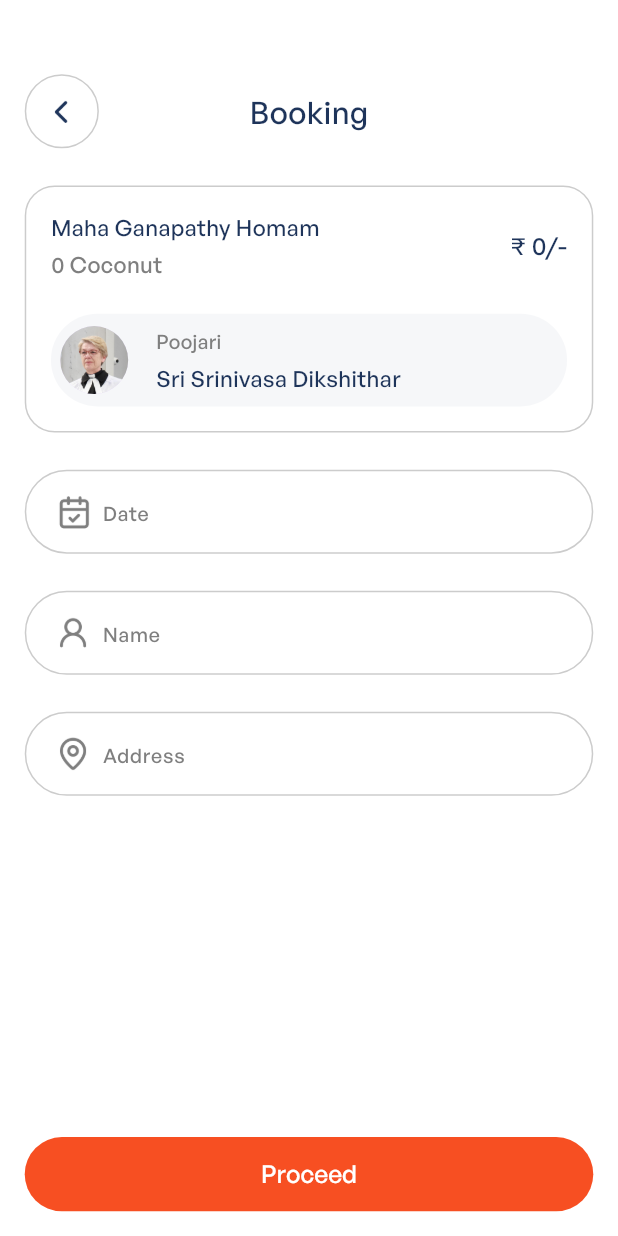
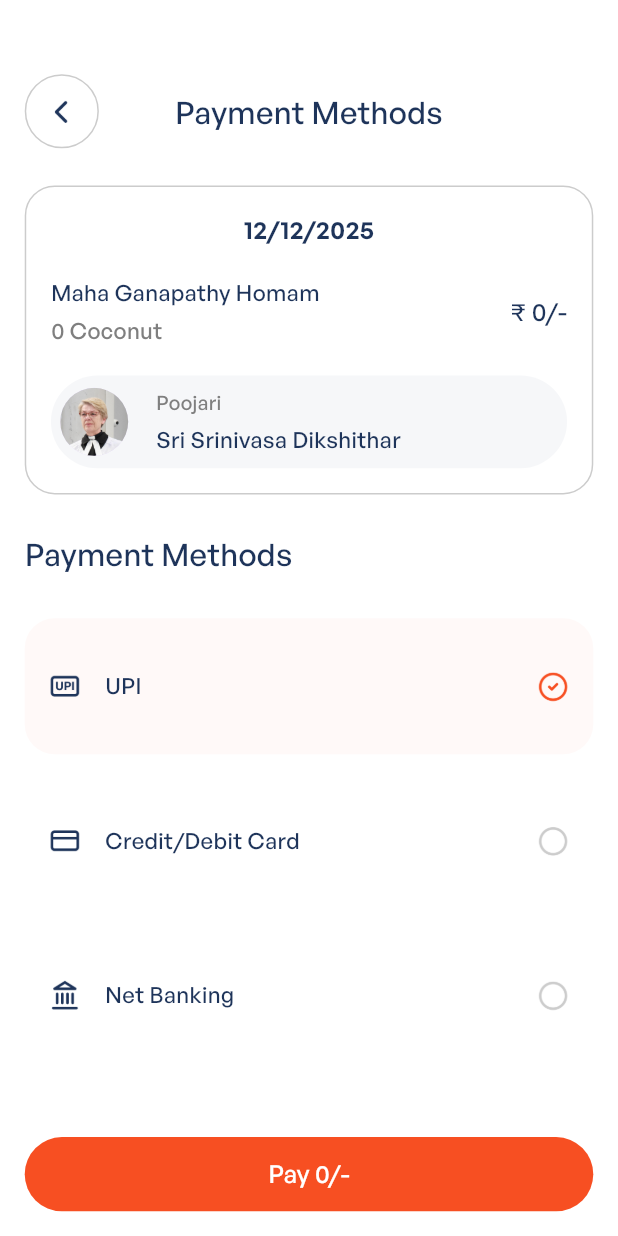
Before and after one commit to AjayJasperJ/NERCHA_WORSHIP_APP, a Flutter app: the BookingScreen screen opened directly with empty values, after a tap on "Proceed", on a phone screen of 412 x 824 dp. Run offline on Flutter 3.47's test engine with Material 3 defaults, Android fonts, the phone set to English and light mode, and no system bars.

Commit message:
paymentmethod updated

```diff
--- /dev/null
+++ b/lib/screens/navigation/home_screen/book_screen/booking_screen.dart
@@ -0,0 +1,180 @@
+import 'package:flutter/material.dart';
+import 'package:nercha_worship_app/app.dart';
+import 'package:nercha_worship_app/core/constants/colors.dart';
+import 'package:nercha_worship_app/core/constants/images.dart';
+import 'package:nercha_worship_app/screens/navigation/home_screen/payment_screen/payment_method_screen.dart';
+import 'package:nercha_worship_app/widgets/backbutton_widget.dart';
+import 'package:nercha_worship_app/widgets/buttonstyle_widget.dart';
+import 'package:nercha_worship_app/widgets/txt_widget.dart';
+import 'package:nercha_worship_app/widgets/txtfield_widget.dart';
+
+class BookingScreen extends StatefulWidget {
+  final int index;
+
+  const BookingScreen({super.key, required this.index});
+
+  @override
+  State<BookingScreen> createState() => _BookingScreenState();
+}
+
+class _BookingScreenState extends State<BookingScreen> {
+  final icons = Constanticons();
+  final colors = Constantcolors();
+  final images = Constantimages();
+  @override
+  Widget build(BuildContext context) {
+    List<Map<String, dynamic>> booking_data = [
+      {'icon': icons.event, 'hint': 'Date'},
+      {'icon': icons.person, 'hint': 'Name'},
+      {'icon': icons.location, 'hint': 'Address'},
+    ];
+    return Scaffold(
+      body: SingleChildScrollView(
+        child: Padding(
+          padding: EdgeInsets.symmetric(horizontal: displaysize.width * .04),
+          child: Column(
+            children: [
+              backbutton(boarder: true, title: 'Booking', centeredtitle: true),
+              SizedBox(height: displaysize.height * .03),
+              Container(
+                padding: EdgeInsets.symmetric(
+                  horizontal: displaysize.height * .02,
+                  vertical: displaysize.height * .02,
+                ),
+                height: displaysize.height * .2,
+                width: displaysize.width,
+                decoration: BoxDecoration(
+                  borderRadius: BorderRadius.circular(20),
+                  border: Border.all(color: colors.nercha_grey),
+                ),
+                child: Column(
+                  mainAxisAlignment: MainAxisAlignment.spaceBetween,
+                  children: [
+                    Row(
+                      mainAxisAlignment: MainAxisAlignment.spaceBetween,
+                      children: [
+                        Column(
+                          crossAxisAlignment: CrossAxisAlignment.start,
+                          mainAxisAlignment: MainAxisAlignment.center,
+                          children: [
+                            Txt(
+                              'Maha Ganapathy Homam',
+                              color: Constantcolors().nercha_darkblue,
+                              size: displaysize.height * .018,
+                              font: Font.medium,
+                            ),
+                            SizedBox(height: displaysize.height * .005),
+                            Txt(
+                              '${widget.index} Coconut',
+                              color: Constantcolors().nercha_grey_1,
+                              size: displaysize.height * .018,
+                              font: Font.medium,
+                            ),
+                          ],
+                        ),
+                        Txt(
+                          '₹ ${widget.index * 1000}/-',
+                          color: Constantcolors().nercha_darkblue,
+                          size: displaysize.height * .02,
+                          font: Font.medium,
+                        ),
+                      ],
+                    ),
+                    Container(
+                      height: displaysize.height * .075,
+                      decoration: BoxDecoration(
+                        borderRadius: BorderRadius.circular(
+                          displaysize.width / 4,
+                        ),
+                        color: colors.nercha_grey_2,
+                      ),
+                      child: Padding(
+                        padding: EdgeInsets.symmetric(
+                          horizontal: displaysize.width * .01,
+                          vertical: displaysize.height * .01,
+                        ),
+                        child: Row(
+                          children: [
+                            CircleAvatar(
+                              radius: displaysize.height * .03,
+                              backgroundImage: AssetImage(images.demo4),
+                            ),
+                            SizedBox(width: displaysize.width * .04),
+                            Column(
+                              mainAxisAlignment: MainAxisAlignment.spaceBetween,
+                              crossAxisAlignment: CrossAxisAlignment.start,
+                              children: [
+                                Txt(
+                                  'Poojari',
+                                  color: Constantcolors().nercha_grey_1,
+                                  size: displaysize.height * .016,
+                                  font: Font.medium,
+                                ),
+                                Txt(
+                                  'Sri Srinivasa Dikshithar',
+                                  color: Constantcolors().nercha_darkblue,
+                                  size: displaysize.height * .018,
+                                  font: Font.medium,
+                                ),
+                              ],
+                            ),
+                          ],
+                        ),
+                      ),
+                    ),
+                  ],
+                ),
+              ),
+              Column(
+                children: List.generate(3, (index) {
+                  return Column(
+                    children: [
+                      SizedBox(height: displaysize.height * .03),
+                      txtfield(
+                        prefixIcon: Image.asset(
+                          booking_data[index]['icon'],
+                          color: colors.nercha_grey,
+                        ),
+                        hintText: booking_data[index]['hint'],
+                      ),
+                    ],
+                  );
+                }),
+              ),
+            ],
+          ),
+        ),
+      ),
+      bottomNavigationBar: SizedBox(
+        height: displaysize.height * .1,
+        child: Center(
+          child: Padding(
+            padding: EdgeInsets.symmetric(horizontal: displaysize.width * .04),
+            child: SizedBox(
+              height: displaysize.height * .06,
+              width: displaysize.width,
+              child: ElevatedButton(
+                onPressed: () {
+                  Navigator.push(
+                    context,
+                    MaterialPageRoute(
+                      builder:
+                          (context) => PaymentMethodScreen(index: widget.index),
+                    ),
+                  );
+                },
+                style: ButtonstyleWidget().elevated_filled_apptheme(),
+                child: Txt(
+                  'Proceed',
+                  color: colors.nercha_white,
+                  font: Font.medium,
+                  size: displaysize.height * .02,
+                ),
+              ),
+            ),
+          ),
+        ),
+      ),
+    );
+  }
+}
--- a/lib/screens/navigation/home_screen/booknow_screen/booknow_screen.dart
+++ b/lib/screens/navigation/home_screen/book_screen/booknow_screen.dart
@@ -2,7 +2,7 @@ import 'package:flutter/material.dart';
 import 'package:nercha_worship_app/app.dart';
 import 'package:nercha_worship_app/core/constants/colors.dart';
 import 'package:nercha_worship_app/core/constants/images.dart';
-import 'package:nercha_worship_app/screens/navigation/home_screen/booknow_screen/booking_screen.dart';
+import 'package:nercha_worship_app/screens/navigation/home_screen/book_screen/booking_screen.dart';
 import 'package:nercha_worship_app/widgets/backbutton_widget.dart';
 import 'package:nercha_worship_app/widgets/buttonstyle_widget.dart';
 import 'package:nercha_worship_app/widgets/txt_widget.dart';
--- a/lib/screens/navigation/home_screen/detail_screen/detail_screen.dart
+++ b/lib/screens/navigation/home_screen/detail_screen/detail_screen.dart
@@ -2,7 +2,7 @@ import 'package:flutter/material.dart';
 import 'package:nercha_worship_app/app.dart';
 import 'package:nercha_worship_app/core/constants/colors.dart';
 import 'package:nercha_worship_app/core/constants/images.dart';
-import 'package:nercha_worship_app/screens/navigation/home_screen/booknow_screen/booknow_screen.dart';
+import 'package:nercha_worship_app/screens/navigation/home_screen/book_screen/booknow_screen.dart';
 import 'package:nercha_worship_app/screens/navigation/home_screen/detail_screen/detail_widget.dart';
 import 'package:nercha_worship_app/widgets/backbutton_widget.dart';
 import 'package:nercha_worship_app/widgets/buttonstyle_widget.dart';
--- a/lib/screens/navigation/home_screen/booknow_screen/booking_screen.dart
+++ b/lib/screens/navigation/home_screen/payment_screen/payment_method_screen.dart
@@ -5,41 +5,47 @@ import 'package:nercha_worship_app/core/constants/images.dart';
 import 'package:nercha_worship_app/widgets/backbutton_widget.dart';
 import 'package:nercha_worship_app/widgets/buttonstyle_widget.dart';
 import 'package:nercha_worship_app/widgets/txt_widget.dart';
-import 'package:nercha_worship_app/widgets/txtfield_widget.dart';
 
-class BookingScreen extends StatefulWidget {
+class PaymentMethodScreen extends StatefulWidget {
   final int index;
 
-  const BookingScreen({super.key, required this.index});
+  const PaymentMethodScreen({super.key, required this.index});
 
   @override
-  State<BookingScreen> createState() => _BookingScreenState();
+  State<PaymentMethodScreen> createState() => _PaymentMethodScreenState();
 }
 
-class _BookingScreenState extends State<BookingScreen> {
+class _PaymentMethodScreenState extends State<PaymentMethodScreen> {
   final icons = Constanticons();
   final colors = Constantcolors();
   final images = Constantimages();
+
+  int currentindex = 0;
   @override
   Widget build(BuildContext context) {
-    List<Map<String, dynamic>> booking_data = [
-      {'icon': icons.event, 'hint': 'Date'},
-      {'icon': icons.person, 'hint': 'Name'},
-      {'icon': icons.location, 'hint': 'Address'},
+    List<Map<String, dynamic>> paymentdata_method = [
+      {'icon': icons.upi, 'hint': 'UPI'},
+      {'icon': icons.creditcard, 'hint': 'Credit/Debit Card'},
+      {'icon': icons.bank, 'hint': 'Net Banking'},
     ];
     return Scaffold(
       body: Padding(
         padding: EdgeInsets.symmetric(horizontal: displaysize.width * .04),
         child: Column(
+          crossAxisAlignment: CrossAxisAlignment.start,
           children: [
-            backbutton(boarder: true, title: 'Booking', centeredtitle: true),
+            backbutton(
+              boarder: true,
+              title: 'Payment Methods',
+              centeredtitle: true,
+            ),
             SizedBox(height: displaysize.height * .03),
             Container(
               padding: EdgeInsets.symmetric(
                 horizontal: displaysize.height * .02,
                 vertical: displaysize.height * .02,
               ),
-              height: displaysize.height * .2,
+              height: displaysize.height * .25,
               width: displaysize.width,
               decoration: BoxDecoration(
                 borderRadius: BorderRadius.circular(20),
@@ -48,6 +54,12 @@ class _BookingScreenState extends State<BookingScreen> {
               child: Column(
                 mainAxisAlignment: MainAxisAlignment.spaceBetween,
                 children: [
+                  Txt(
+                    '12/12/2025',
+                    color: Constantcolors().nercha_darkblue,
+                    size: displaysize.height * .02,
+                    font: Font.semiBold,
+                  ),
                   Row(
                     mainAxisAlignment: MainAxisAlignment.spaceBetween,
                     children: [
@@ -123,17 +135,75 @@ class _BookingScreenState extends State<BookingScreen> {
                 ],
               ),
             ),
+            SizedBox(height: displaysize.height * .03),
+            Txt(
+              'Payment Methods',
+              color: Constantcolors().nercha_darkblue,
+              size: displaysize.height * .025,
+              font: Font.medium,
+            ),
+            SizedBox(height: displaysize.height * .02),
             Column(
               children: List.generate(3, (index) {
                 return Column(
                   children: [
-                    SizedBox(height: displaysize.height * .03),
-                    txtfield(
-                      prefixIcon: Image.asset(
-                        booking_data[index]['icon'],
-                        color: colors.nercha_grey_1,
+                    SizedBox(height: displaysize.height * .015),
+                    GestureDetector(
+                      onTap: () {
+                        setState(() {
+                          currentindex = index;
+                        });
+                      },
+                      child: Container(
+                        height: displaysize.height * .11,
+                        width: displaysize.width,
+                        padding: EdgeInsets.symmetric(
+                          horizontal: displaysize.width * .04,
+                        ),
+                        decoration: BoxDecoration(
+                          borderRadius: BorderRadius.circular(20),
+                          color:
+                              index == currentindex
+                                  ? colors.nercha_orange_3
+                                  : colors.nercha_white,
+                        ),
+                        child: Row(
+                          mainAxisAlignment: MainAxisAlignment.spaceBetween,
+                          children: [
+                            Row(
+                              children: [
+                                SizedBox(
+                                  height: displaysize.height * .025,
+                                  width: displaysize.height * .025,
+                                  child: Image.asset(
+                                    paymentdata_method[index]['icon'],
+                                  ),
+                                ),
+                                SizedBox(width: displaysize.height * .02),
+                                Txt(
+                                  paymentdata_method[index]['hint'],
+                                  color: Constantcolors().nercha_darkblue,
+                                  size: displaysize.height * .018,
+                                  font: Font.medium,
+                                ),
+                              ],
+                            ),
+                            SizedBox(
+                              height: displaysize.height * .025,
+                              width: displaysize.height * .025,
+                              child: Image.asset(
+                                currentindex == index
+                                    ? icons.selected
+                                    : icons.unselect,
+                                color:
+                                    currentindex == index
+                                        ? colors.nercha_orange_2
+                                        : colors.nercha_grey,
+                              ),
+                            ),
+                          ],
+                        ),
                       ),
-                      hintText: booking_data[index]['hint'],
                     ),
                   ],
                 );
@@ -154,7 +224,7 @@ class _BookingScreenState extends State<BookingScreen> {
                 onPressed: () {},
                 style: ButtonstyleWidget().elevated_filled_apptheme(),
                 child: Txt(
-                  'Proceed',
+                  'Pay ${widget.index * 1000}/-',
                   color: colors.nercha_white,
                   font: Font.medium,
                   size: displaysize.height * .02,
```
